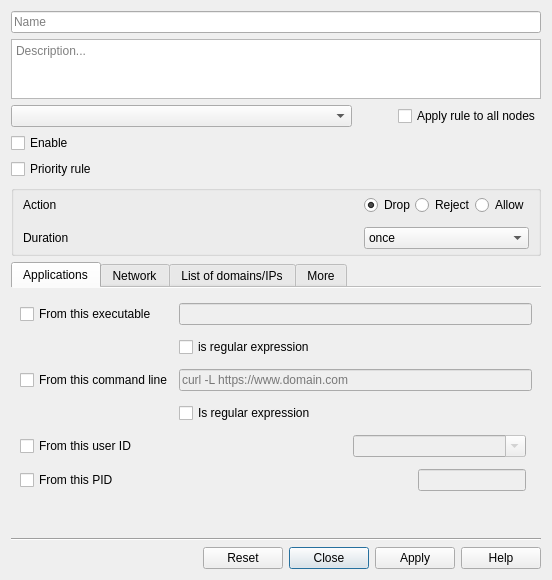
Qt form ui/opensnitch/res/ruleseditor.ui (Cthululz/opensnitch) before a commit.
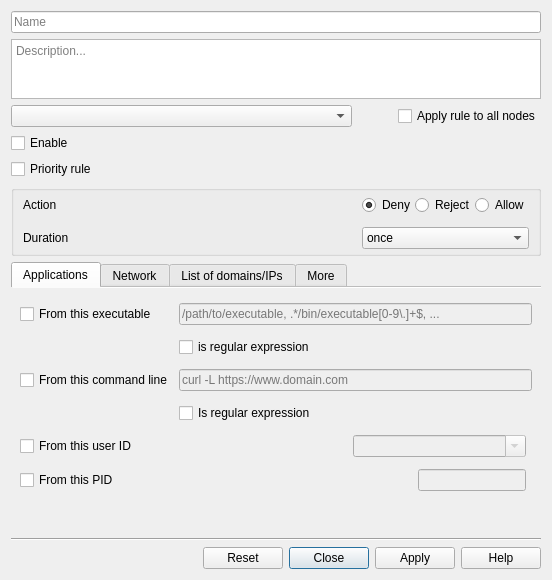
The same form after that commit. Icons and pictures are not drawn.

What changed in the file:
```diff
--- a/ui/opensnitch/res/ruleseditor.ui
+++ b/ui/opensnitch/res/ruleseditor.ui
@@ -107,6 +107,9 @@
          <property name="toolTip">
           <string>&lt;html&gt;&lt;head/&gt;&lt;body&gt;&lt;p&gt;The value of this field is always the absolute path to the executable: /path/to/binary&lt;br/&gt;&lt;/p&gt;&lt;p&gt;Examples:&lt;/p&gt;&lt;p&gt;- Simple: /path/to/binary&lt;/p&gt;&lt;p&gt;- Multiple paths: ^/usr/lib(64|)/firefox/firefox$&lt;/p&gt;&lt;p&gt;- Multiple binaries: ^(/usr/sbin/ntpd|/lib/systemd/systemd-timesyncd|/usr/bin/xbrlapi|/usr/bin/dirmngr)$ &lt;/p&gt;&lt;p&gt;- Deny/Allow executions from /tmp:&lt;/p&gt;&lt;p&gt;^/(var/|)tmp/.*$&lt;br/&gt;&lt;/p&gt;&lt;p&gt;For more examples visit the &lt;a href=&quot;https://github.com/evilsocket/opensnitch/wiki/Rules-examples&quot;&gt;wiki page&lt;/a&gt; or ask on the &lt;a href=&quot;https://github.com/evilsocket/opensnitch/discussions&quot;&gt;Discussion forums&lt;/a&gt;.&lt;/p&gt;&lt;/body&gt;&lt;/html&gt;</string>
          </property>
+         <property name="placeholderText">
+          <string notr="true">/path/to/executable, .*/bin/executable[0-9\.]+$, ...</string>
+         </property>
         </widget>
        </item>
        <item row="3" column="1">
@@ -1132,7 +1135,7 @@
            <string>Deny will just discard the connection</string>
           </property>
           <property name="text">
-           <string>Drop</string>
+           <string>Deny</string>
           </property>
           <property name="icon">
            <iconset theme="emblem-important">
```
Left out of the diff: 66 changed lines with no effect on the pictures.
